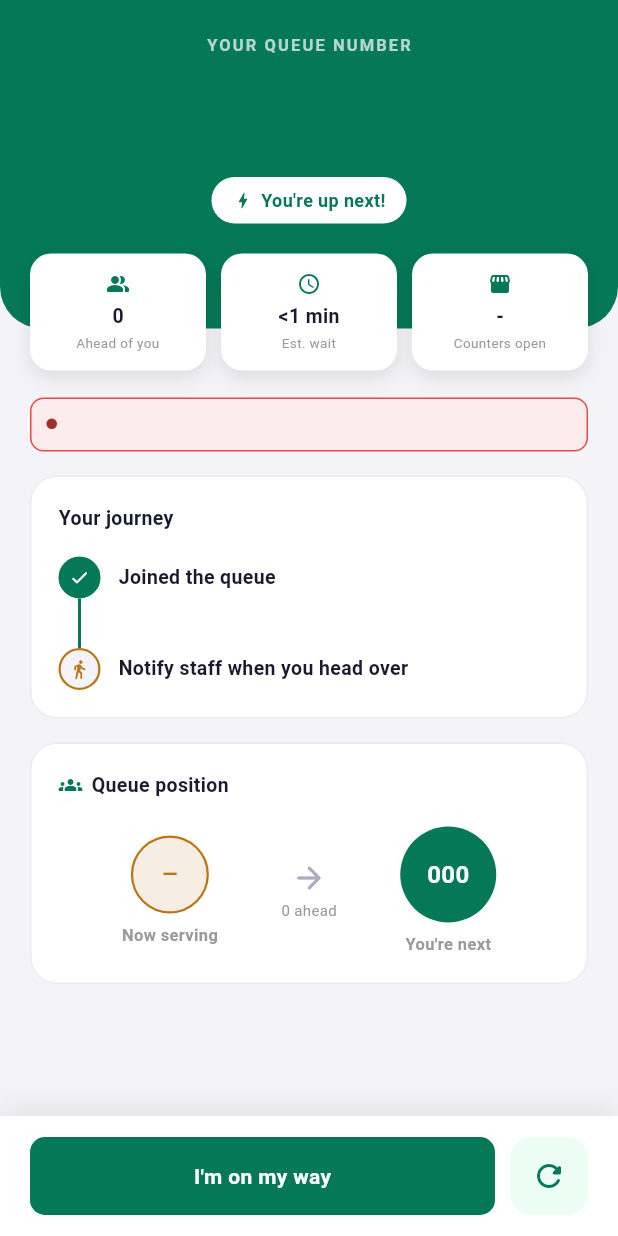
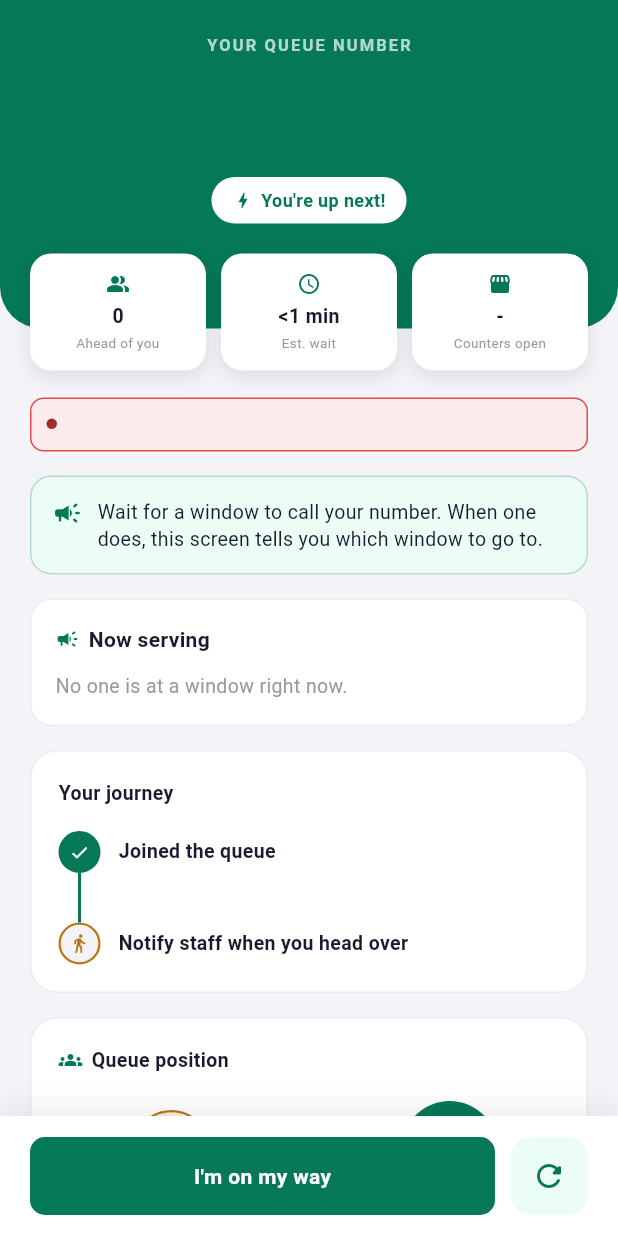
Before and after one commit to ArBalbin/queueflow_mobile, a Flutter app: the _NextBody widget shown alone on an empty page, opened directly with empty values, on a phone screen of 412 x 824 dp. Run offline on Flutter 3.47's test engine with Material 3 defaults, Android fonts, the phone set to English and light mode, and no system bars; our stand-ins replace camera, google_sign_in, image_picker, shared_preferences; missing offline and left inert: google_mlkit_face_detection, mobile_scanner; accounts and stored records are empty; network calls fail.

Commit message:
Guide students to the window that calls them

```diff
--- a/lib/main.dart
+++ b/lib/main.dart
@@ -6,6 +6,7 @@ import 'screens/queue_waiting_screen.dart';
 import 'screens/youre_next_screen.dart';
 import 'screens/service_complete_screen.dart';
 import 'screens/exit_notification_screen.dart';
+import 'screens/serving_screen.dart';
 import 'screens/skipped_screen.dart';
 import 'screens/history_screen.dart';
 import 'screens/profile_screen.dart';
@@ -59,6 +60,7 @@ class QueueFlowApp extends StatelessWidget {
         '/queue/complete': (_) => const ServiceCompleteScreen(),
         '/queue/exit': (_) => const ExitNotificationScreen(),
         '/queue/skipped': (_) => const SkippedScreen(),
+        '/queue/serving': (_) => const ServingScreen(),
         '/history': (_) => const HistoryScreen(),
         '/profile': (_) => const ProfileScreen(),
         '/help': (_) => HelpScreen(),
--- a/lib/models/queue_models.dart
+++ b/lib/models/queue_models.dart
@@ -110,6 +110,9 @@ class QueueStatus {
   final bool onTheWay;
   final String? onTheWayAt;
 
+  /// The window this ticket has been called to; null while still waiting.
+  final int? counterNumber;
+
   const QueueStatus({
     required this.queueNumber,
     required this.queueLabel,
@@ -122,6 +125,7 @@ class QueueStatus {
     required this.prediction,
     required this.onTheWay,
     required this.onTheWayAt,
+    this.counterNumber,
   });
 
   factory QueueStatus.fromJson(Map<String, dynamic> json) {
@@ -148,11 +152,17 @@ class QueueStatus {
           : QueueEstimate.fromJson(predictionJson),
       onTheWay: _readBool(json['on_the_way']),
       onTheWayAt: json['on_the_way_at_display']?.toString(),
+      counterNumber: _readInt(json['counter_number']) > 0
+          ? _readInt(json['counter_number'])
+          : null,
     );
   }
 
   String get queueDigits => queueNumber.toString().padLeft(3, '0');
   int get aheadCount => positionInLine > 0 ? positionInLine - 1 : 0;
+
+  /// Called to a window and not yet finished: it is this student's turn.
+  bool get isBeingServed => counterNumber != null && !isDone && !isNoShow;
   bool get isDone => status == 'done_pending' || status == 'served';
   bool get isNoShow => status == 'no_show';
   bool get isMissing => status == 'missing';
@@ -184,6 +194,7 @@ class QueueStatus {
       prediction: prediction,
       onTheWay: onTheWay ?? this.onTheWay,
       onTheWayAt: onTheWayAt ?? this.onTheWayAt,
+      counterNumber: counterNumber,
     );
   }
 }
@@ -253,7 +264,10 @@ class NowServing {
     return NowServing(
       counterNumber: _readInt(json['counter_number']),
       queueNumber: queueNumber,
-      queueLabel: _readString(json['queue_label'], formatQueueLabel(queueNumber)),
+      queueLabel: _readString(
+        json['queue_label'],
+        formatQueueLabel(queueNumber),
+      ),
     );
   }
 }
@@ -313,14 +327,20 @@ class QueuePrediction {
     final serving = rawServing is List
         ? rawServing
               .whereType<Map>()
-              .map((item) => NowServing.fromJson(Map<String, dynamic>.from(item)))
-              .where((entry) => entry.counterNumber > 0 && entry.queueNumber > 0)
+              .map(
+                (item) => NowServing.fromJson(Map<String, dynamic>.from(item)),
+              )
+              .where(
+                (entry) => entry.counterNumber > 0 && entry.queueNumber > 0,
+              )
               .toList()
         : <NowServing>[];
     serving.sort((a, b) => a.counterNumber.compareTo(b.counterNumber));
 
     final closedRaw = json['counters_closed_until'];
-    final closedUntil = closedRaw is String ? DateTime.tryParse(closedRaw)?.toLocal() : null;
+    final closedUntil = closedRaw is String
+        ? DateTime.tryParse(closedRaw)?.toLocal()
+        : null;
 
     return QueuePrediction(
       queueLength: _readInt(json['queue_length']),
--- a/lib/screens/youre_next_screen.dart
+++ b/lib/screens/youre_next_screen.dart
@@ -6,6 +6,7 @@ import '../services/queue_api.dart';
 import '../services/queue_navigation.dart';
 import '../services/queue_session_store.dart';
 import '../theme/app_theme.dart';
+import '../widgets/now_serving_card.dart';
 import '../widgets/shared_widgets.dart';
 
 class YoureNextScreen extends StatefulWidget {
@@ -277,7 +278,8 @@ class _NextBody extends StatelessWidget {
                                 Expanded(
                                   child: _StatChip(
                                     icon: Icons.schedule_rounded,
-                                value: '${_waitValue(status.estimatedWaitMinutes)} min',
+                                    value:
+                                        '${_waitValue(status.estimatedWaitMinutes)} min',
                                     label: 'Est. wait',
                                   ),
                                 ),
@@ -314,6 +316,46 @@ class _NextBody extends StatelessWidget {
                           ),
                           const SizedBox(height: 16),
                         ],
+                        // Staff call each number from their window, so the
+                        // student waits to be called rather than walking up.
+                        Container(
+                          padding: const EdgeInsets.all(14),
+                          decoration: BoxDecoration(
+                            color: AppColors.greenLight,
+                            borderRadius: BorderRadius.circular(14),
+                            border: Border.all(
+                              color: AppColors.green.withValues(alpha: 0.25),
+                            ),
+                          ),
+                          child: const Row(
+                            crossAxisAlignment: CrossAxisAlignment.start,
+                            children: [
+                              Icon(
+                                Icons.campaign_rounded,
+                                color: AppColors.green,
+                                size: 20,
+                              ),
+                              SizedBox(width: 10),
+                              Expanded(
+                                child: Text(
+                                  'Wait for a window to call your number. When one does, '
+                                  'this screen tells you which window to go to.',
+                                  style: TextStyle(
+                                    fontSize: 13,
+                                    color: AppColors.dark,
+                                    height: 1.4,
+                                  ),
+                                ),
+                              ),
+                            ],
+                          ),
+                        ),
+                        const SizedBox(height: 16),
+                        NowServingCard(
+                          prediction: snapshot.prediction,
+                          myQueueNumber: status.queueNumber,
+                        ),
+                        const SizedBox(height: 16),
                         Container(
                           padding: const EdgeInsets.all(18),
                           decoration: BoxDecoration(
@@ -346,7 +388,9 @@ class _NextBody extends StatelessWidget {
                                 label: hasNotifiedStaff
                                     ? 'Notified staff you are on your way'
                                     : 'Notify staff when you head over',
-                                time: hasNotifiedStaff ? status.onTheWayAt : null,
+                                time: hasNotifiedStaff
+                                    ? status.onTheWayAt
+                                    : null,
                                 done: hasNotifiedStaff,
                                 active: !hasNotifiedStaff,
                                 isLast: true,
@@ -385,10 +429,14 @@ class _NextBody extends StatelessWidget {
                               ),
                               const SizedBox(height: 18),
                               Row(
-                                mainAxisAlignment: MainAxisAlignment.spaceEvenly,
+                                mainAxisAlignment:
+                                    MainAxisAlignment.spaceEvenly,
                                 children: [
+                                  // The person just ahead in line, who may not be at a
+                                  // window yet; the windows themselves are in the Now
+                                  // serving card above.
                                   _PersonAvatar(
-                                    label: 'Now serving',
+                                    label: 'Ahead of you',
                                     number: previousPerson?.queueDigits ?? '—',
                                     color: AppColors.amberBright,
                                   ),
@@ -468,7 +516,11 @@ class _StatChip extends StatelessWidget {
         color: AppColors.white,
         borderRadius: BorderRadius.circular(14),
         boxShadow: const [
-          BoxShadow(color: Color(0x1A000000), blurRadius: 10, offset: Offset(0, 4)),
+          BoxShadow(
+            color: Color(0x1A000000),
+            blurRadius: 10,
+            offset: Offset(0, 4),
+          ),
         ],
       ),
       child: Column(
@@ -566,7 +618,10 @@ class _TimelineStep extends StatelessWidget {
                     const SizedBox(height: 2),
                     Text(
                       time!,
-                      style: const TextStyle(fontSize: 11, color: AppColors.textMuted),
+                      style: const TextStyle(
+                        fontSize: 11,
+                        color: AppColors.textMuted,
+                      ),
                     ),
                   ],
                 ],
@@ -650,7 +705,11 @@ class _BottomActionBar extends StatelessWidget {
       decoration: const BoxDecoration(
         color: AppColors.white,
         boxShadow: [
-          BoxShadow(color: Color(0x14000000), blurRadius: 16, offset: Offset(0, -4)),
+          BoxShadow(
+            color: Color(0x14000000),
+            blurRadius: 16,
+            offset: Offset(0, -4),
+          ),
         ],
       ),
       child: Row(
@@ -738,7 +797,11 @@ class _EmptyNextState extends StatelessWidget {
           const Text(
             'Enter your queue number and ticket code to check your live status.',
             textAlign: TextAlign.center,
-            style: TextStyle(fontSize: 12, color: AppColors.textMuted, height: 1.4),
+            style: TextStyle(
+              fontSize: 12,
+              color: AppColors.textMuted,
+              height: 1.4,
+            ),
           ),
           const SizedBox(height: 20),
           PrimaryButton(
@@ -746,7 +809,8 @@ class _EmptyNextState extends StatelessWidget {
             bg: AppColors.green,
             padding: const EdgeInsets.symmetric(vertical: 15),
             fontSize: 14,
-            onTap: () => Navigator.pushReplacementNamed(context, '/ticket/lookup'),
+            onTap: () =>
+                Navigator.pushReplacementNamed(context, '/ticket/lookup'),
           ),
         ],
       ),
--- a/lib/services/queue_navigation.dart
+++ b/lib/services/queue_navigation.dart
@@ -26,6 +26,9 @@ String routeForQueueSnapshot(QueueSnapshot snapshot) {
   // and used to fall through to the waiting screen with no explanation.
   if (status.isNoShow) return '/queue/skipped';
   if (status.isDone) return '/queue/exit';
+  // Called to a window. With several windows open this happens at positions
+  // 2 and 3 as well, which used to show "Waiting in line".
+  if (status.isBeingServed) return '/queue/serving';
   if (status.isNext) return '/queue/next';
   return '/queue/waiting';
 }
--- a/pubspec.yaml
+++ b/pubspec.yaml
@@ -3,7 +3,7 @@ description: "A new Flutter project."
 
 publish_to: "none"
 
-version: 1.0.8+9
+version: 1.0.10+11
 
 environment:
   sdk: ^3.10.7
```
Also changed, not shown: lib/screens/serving_screen.dart (added, +203 -0 lines), 1 other file. Lines whose indentation alone changed are shown as unchanged.
